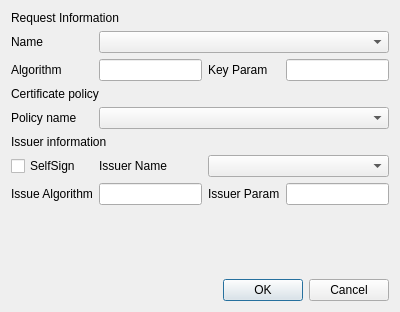
First picture: the form in CAMan/make_cert_dlg.ui, repository jykim74/CertMan, before the edit.
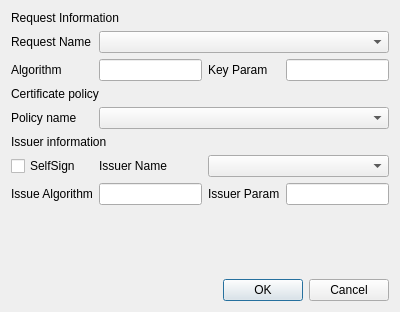
Second picture: the form after the edit.

```diff
--- a/CAMan/make_cert_dlg.ui
+++ b/CAMan/make_cert_dlg.ui
@@ -17,7 +17,7 @@
    <item row="1" column="0">
     <widget class="QLabel" name="label_2">
      <property name="text">
-      <string>Name</string>
+      <string>Request Name</string>
      </property>
     </widget>
    </item>
```
